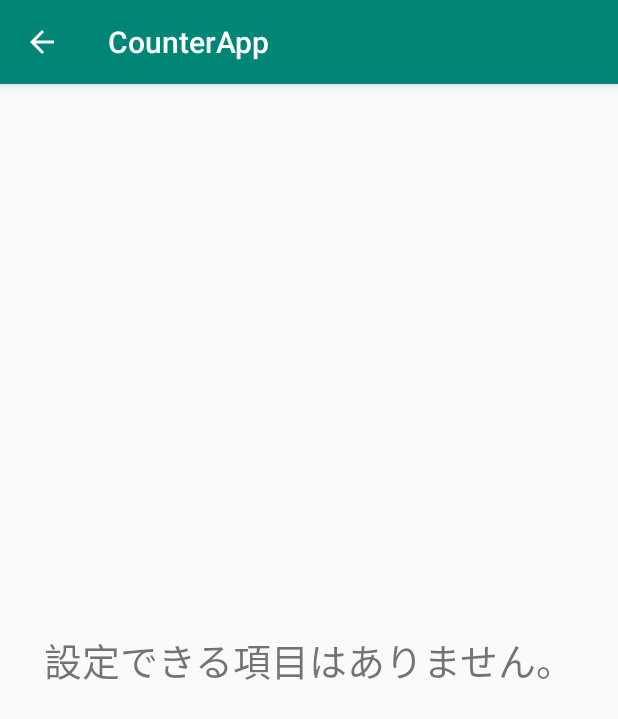
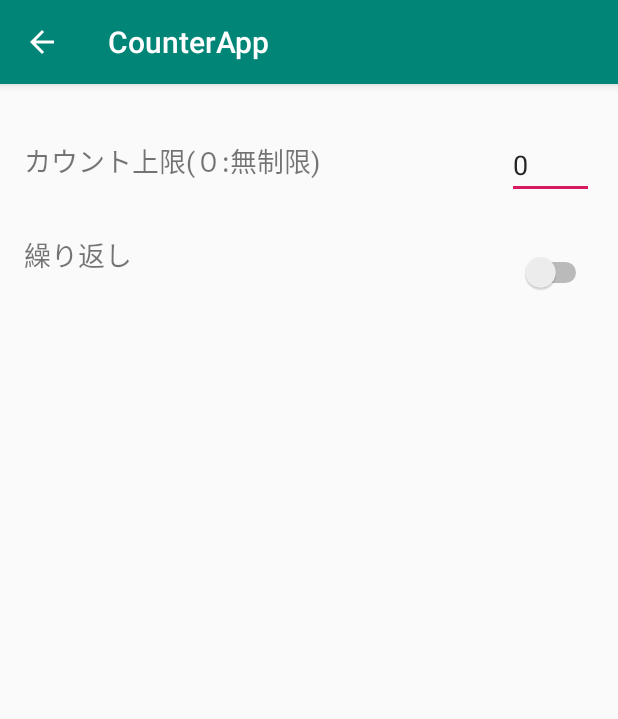
Before and after one commit to SeiyaIwabuchi/CounterApp, an Android app: the SubActivity screen opened directly, with no data from a screen before it, on a phone screen of 412 x 824 dp. Shown: the top 719 px of the screen. Run offline under Robolectric (Android 15) with nearby library versions, the phone set to English and light mode, and no system bars.

Commit message:
settingページを追加 カウンターの上限を設定 繰り返しの有無を設定できるようになった

```diff
--- a/app/src/main/java/com/example/counterapp/MainActivity.kt
+++ b/app/src/main/java/com/example/counterapp/MainActivity.kt
@@ -9,6 +9,10 @@ import android.widget.TextView
 
 class MainActivity : AppCompatActivity() {
 
+    companion object{
+        var countLimit : Long = 0
+        var countLoop : Boolean = false
+    }
     override fun onCreate(savedInstanceState: Bundle?) {
         super.onCreate(savedInstanceState)
         setContentView(R.layout.activity_main)
@@ -29,7 +33,13 @@ class MainActivity : AppCompatActivity() {
 
         btnCount.setOnClickListener {
             Log.d("btnCount","Clicked")
+            Log.d("btnCount", countLimit.toString())
             count++
+            if (count > countLimit && countLoop && 0.toLong() != countLimit){
+                count = 0
+            }else if(count > countLimit && !countLoop && 0.toLong() != countLimit){
+                count = countLimit
+            }
             textCountNum.setText(count.toString())
         }
         btnReset.setOnClickListener {
@@ -41,6 +51,5 @@ class MainActivity : AppCompatActivity() {
             Log.d("btnSetting","Clicked")
             startActivity(intent)
         }
-
     }
 }
--- a/app/src/main/java/com/example/counterapp/SubActivity.kt
+++ b/app/src/main/java/com/example/counterapp/SubActivity.kt
@@ -1,8 +1,16 @@
 package com.example.counterapp
 
+import android.text.Editable
+import com.example.counterapp.R
 import android.content.Intent
 import android.os.Bundle
+import android.text.TextWatcher
+import android.util.Log
+import android.widget.EditText
+import android.widget.Switch
+import android.widget.TextView
 import androidx.appcompat.app.AppCompatActivity
+import java.lang.Exception
 
 class SubActivity : AppCompatActivity() {
 
@@ -10,6 +18,40 @@ class SubActivity : AppCompatActivity() {
         super.onCreate(savedInstanceState)
         setContentView(R.layout.activity_sub)
 
-        val intent = this.getIntent()
+        var edCountLimit : EditText = findViewById(R.id.editTextCountLimit)
+        var swLoopEnable : Switch = findViewById(R.id.swLoopEnable)
+
+        edCountLimit.setText(MainActivity.countLimit.toString())
+        swLoopEnable.isChecked = MainActivity.countLoop
+
+        edCountLimit.addTextChangedListener(object : TextWatcher{
+            override fun beforeTextChanged(p0: CharSequence?, p1: Int, p2: Int, p3: Int) {
+
+            }
+
+            override fun onTextChanged(p0: CharSequence?, p1: Int, p2: Int, p3: Int) {
+
+            }
+
+            override fun afterTextChanged(p0: Editable?) {
+                try {
+                    MainActivity.countLimit = edCountLimit.text.toString().toLong()
+                    Log.d("afterTextChanged",p0.toString().toLong().toString())
+                }catch (e : Exception){
+                    //特にない
+                }
+                if(MainActivity.countLimit == 0.toLong()){
+                    swLoopEnable.isChecked = false
+                }
+            }
+        })
+        swLoopEnable.setOnCheckedChangeListener { compoundButton, b ->
+            if(MainActivity.countLimit > 0) {
+                MainActivity.countLoop = b
+            }else{
+                MainActivity.countLoop = false
+                swLoopEnable.isChecked = false
+            }
+        }
     }
 }
--- a/app/src/main/res/layout/activity_sub.xml
+++ b/app/src/main/res/layout/activity_sub.xml
@@ -6,14 +6,33 @@
         android:layout_width="match_parent"
         android:layout_height="match_parent"
         tools:context=".MainActivity">
-
     <TextView
+            android:text="@string/textTextCountLimit"
             android:layout_width="wrap_content"
             android:layout_height="wrap_content"
-            android:text="@string/textNoContent"
-            app:layout_constraintBottom_toBottomOf="parent"
-            app:layout_constraintLeft_toLeftOf="parent"
-            app:layout_constraintRight_toRightOf="parent"
-            app:layout_constraintTop_toTopOf="parent" android:id="@+id/textCountNum" android:textSize="25sp"/>
-
+            android:id="@+id/textTextCountLimit" android:textSize="18sp" app:layout_constraintStart_toStartOf="parent"
+            android:layout_marginLeft="16dp" android:layout_marginStart="16dp" android:layout_marginTop="37dp"
+            app:layout_constraintTop_toTopOf="parent"/>
+    <EditText
+            android:layout_width="58dp"
+            android:layout_height="39dp"
+            android:inputType="textPersonName"
+            android:text="0"
+            android:ems="10"
+            android:id="@+id/editTextCountLimit" app:layout_constraintEnd_toEndOf="parent"
+            android:layout_marginEnd="16dp" android:layout_marginRight="16dp"
+            android:layout_marginTop="37dp" app:layout_constraintTop_toTopOf="parent"/>
+    <Switch
+            android:layout_width="wrap_content"
+            android:layout_height="wrap_content"
+            android:id="@+id/swLoopEnable" android:layout_marginTop="35dp"
+            app:layout_constraintTop_toBottomOf="@+id/editTextCountLimit" app:layout_constraintEnd_toEndOf="parent"
+            android:layout_marginEnd="17dp" android:layout_marginRight="17dp"/>
+    <TextView
+            android:text="@string/textTextlLoopEnable"
+            android:layout_width="wrap_content"
+            android:layout_height="wrap_content"
+            android:id="@+id/textView2" app:layout_constraintStart_toStartOf="parent" android:layout_marginLeft="16dp"
+            android:layout_marginStart="16dp" android:layout_marginTop="35dp"
+            app:layout_constraintTop_toBottomOf="@+id/textTextCountLimit" android:textSize="18sp"/>
 </androidx.constraintlayout.widget.ConstraintLayout>
--- a/app/src/main/res/values/strings.xml
+++ b/app/src/main/res/values/strings.xml
@@ -6,4 +6,6 @@
     <string name="textReset">Reset</string>
     <string name="textSetting">Setting</string>
     <string name="textNoContent">設定できる項目はありません。</string>
+    <string name="textTextCountLimit">カウント上限(０:無制限)</string>
+    <string name="textTextlLoopEnable">繰り返し</string>
 </resources>
```
